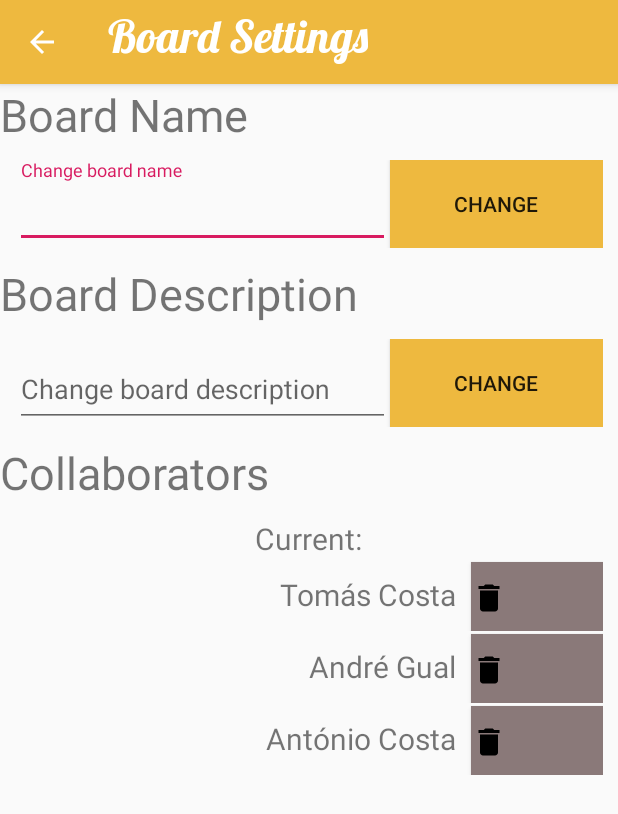
After one commit to TomasCostaK/OrganizeIt, an Android app: the BoardMembers screen opened directly, with no data from a screen before it, on a phone screen of 412 x 824 dp. The commit adds this screen. Shown: the top 814 px of the screen. Run offline under Robolectric (Android 15) with nearby library versions, the phone set to English and light mode, and no system bars.

Commit message:
New board and board settings page

```diff
--- a/app/src/main/AndroidManifest.xml
+++ b/app/src/main/AndroidManifest.xml
@@ -9,16 +9,23 @@
         android:roundIcon="@mipmap/ic_launcher_round"
         android:supportsRtl="true"
         android:theme="@style/AppTheme">
-
-        <activity android:name=".MainActivity"
-            android:label="MainDrawer">>
+        <activity android:name=".BoardMembers"
+            android:label="BoardSettings">>
             <intent-filter>
                 <action android:name="android.intent.action.MAIN" />
 
                 <category android:name="android.intent.category.LAUNCHER" />
             </intent-filter>
         </activity>
+        <activity
+            android:name=".MainActivity"
+            android:label="MainDrawer">
+            <intent-filter>
+                <action android:name="android.intent.action.MAIN" />
 
+                <category android:name="android.intent.category.LAUNCHER" />
+            </intent-filter>
+        </activity>
         <activity
             android:name=".Board"
             android:label="Tasks">
--- a/app/src/main/java/com/example/drawer/Board.java
+++ b/app/src/main/java/com/example/drawer/Board.java
@@ -1,5 +1,6 @@
 package com.example.drawer;
 
+import android.content.Intent;
 import android.os.Bundle;
 import android.support.design.widget.FloatingActionButton;
 import android.support.design.widget.Snackbar;
@@ -50,4 +51,8 @@ public class Board extends AppCompatActivity {
 
     }
 
+    public void btnGoSettings(View view){
+        startActivity(new Intent(this, BoardMembers.class));
+    }
+
 }
--- /dev/null
+++ b/app/src/main/java/com/example/drawer/BoardMembers.java
@@ -0,0 +1,31 @@
+package com.example.drawer;
+
+import android.support.v7.app.AppCompatActivity;
+import android.os.Bundle;
+import android.view.MenuItem;
+
+public class BoardMembers extends AppCompatActivity {
+
+    @Override
+    protected void onCreate(Bundle savedInstanceState) {
+        super.onCreate(savedInstanceState);
+        setContentView(R.layout.activity_board_members);
+
+
+
+        //ACTION BAR
+        getSupportActionBar().setDisplayShowHomeEnabled(true);
+        getSupportActionBar().setDisplayHomeAsUpEnabled(true);
+        getSupportActionBar().setTitle("Board Settings");
+    }
+
+    @Override
+    public boolean onOptionsItemSelected(MenuItem item) {
+        int id = item.getItemId();
+
+        if (id == android.R.id.home) //end the activity
+            this.finish();
+
+        return super.onOptionsItemSelected(item);
+    }
+}
--- /dev/null
+++ b/app/src/main/res/drawable/delete.xml
@@ -0,0 +1,9 @@
+<vector xmlns:android="http://schemas.android.com/apk/res/android"
+        android:width="24dp"
+        android:height="24dp"
+        android:viewportWidth="24.0"
+        android:viewportHeight="24.0">
+    <path
+        android:fillColor="#FF000000"
+        android:pathData="M6,19c0,1.1 0.9,2 2,2h8c1.1,0 2,-0.9 2,-2V7H6v12zM19,4h-3.5l-1,-1h-5l-1,1H5v2h14V4z"/>
+</vector>
--- /dev/null
+++ b/app/src/main/res/layout/activity_board_members.xml
@@ -0,0 +1,174 @@
+<?xml version="1.0" encoding="utf-8"?>
+<LinearLayout xmlns:android="http://schemas.android.com/apk/res/android"
+    xmlns:app="http://schemas.android.com/apk/res-auto"
+    xmlns:tools="http://schemas.android.com/tools"
+    android:layout_width="match_parent"
+    android:orientation="vertical"
+    android:layout_height="match_parent"
+    tools:context=".BoardMembers">
+
+    <TextView
+        android:id="@+id/BoardName"
+        android:layout_width="match_parent"
+        android:layout_height="wrap_content"
+        android:text="Board Name"
+        android:textSize="30dp" />
+
+    <LinearLayout
+        android:layout_width="match_parent"
+        android:layout_height="wrap_content"
+        android:orientation="horizontal"
+        android:padding="10dp">
+
+        <android.support.design.widget.TextInputLayout
+            android:layout_width="250dp"
+            android:layout_height="match_parent"
+            android:layout_toLeftOf="@+id/buttonChange">
+
+            <android.support.design.widget.TextInputEditText
+                android:layout_width="match_parent"
+                android:layout_height="match_parent"
+                android:hint="Change board name" />
+        </android.support.design.widget.TextInputLayout>
+
+        <Button
+            android:id="@+id/buttonChange"
+            android:layout_width="match_parent"
+            android:layout_height="match_parent"
+            android:layout_weight="0"
+            android:background="@color/colorPrimary"
+            android:text="Change"
+            tools:text="Change" />
+
+    </LinearLayout>
+
+    <TextView
+        android:id="@+id/BoardDescription"
+        android:layout_width="match_parent"
+        android:layout_height="wrap_content"
+        android:text="Board Description"
+        android:textSize="30dp" />
+
+    <LinearLayout
+        android:layout_width="match_parent"
+        android:layout_height="wrap_content"
+        android:orientation="horizontal"
+        android:padding="10dp">
+
+        <android.support.design.widget.TextInputLayout
+            android:layout_width="250dp"
+            android:layout_height="match_parent"
+            android:layout_toLeftOf="@+id/buttonDescrip">
+
+            <android.support.design.widget.TextInputEditText
+                android:layout_width="match_parent"
+                android:layout_height="match_parent"
+                android:hint="Change board description" />
+        </android.support.design.widget.TextInputLayout>
+
+        <Button
+            android:id="@+id/buttonDescrip"
+            android:layout_width="match_parent"
+            android:layout_height="match_parent"
+            android:layout_weight="0"
+            android:background="@color/colorPrimary"
+            android:text="Change"
+            tools:text="Change" />
+    </LinearLayout>
+
+    <TextView
+        android:id="@+id/Collaborators"
+        android:layout_width="match_parent"
+        android:layout_height="wrap_content"
+        android:text="Collaborators"
+        android:textSize="30dp" />
+
+
+    <LinearLayout
+        android:layout_width="match_parent"
+        android:layout_height="wrap_content"
+        android:orientation="vertical"
+        android:padding="10dp">
+
+        <LinearLayout
+            android:layout_width="match_parent"
+            android:layout_height="wrap_content"
+            android:orientation="vertical"
+            android:layout_gravity="center">
+
+            <TextView
+                android:layout_width="wrap_content"
+                android:layout_height="wrap_content"
+                android:text="Current:"
+                android:textSize="20dp"
+                android:layout_gravity="center"/>
+
+            <LinearLayout
+                android:layout_width="wrap_content"
+                android:layout_height="wrap_content"
+                android:orientation="horizontal"
+                android:layout_gravity="end">
+                <TextView
+                    android:id="@+id/collab1"
+                    android:layout_width="wrap_content"
+                    android:layout_height="wrap_content"
+                    android:text="Tomás Costa"
+                    android:textSize="20dp"
+                    android:padding="10dp"/>
+
+                <Button
+                    android:id="@+id/deleteButton1"
+                    android:layout_width="wrap_content"
+                    android:layout_height="wrap_content"
+                    android:background="@color/colorPrimaryDark"
+                    android:drawableStart="@drawable/delete"/>
+
+            </LinearLayout>
+
+            <LinearLayout
+                android:layout_width="wrap_content"
+                android:layout_height="wrap_content"
+                android:orientation="horizontal"
+                android:layout_gravity="end">
+                <TextView
+                    android:id="@+id/collab2"
+                    android:layout_width="wrap_content"
+                    android:layout_height="wrap_content"
+                    android:text="André Gual"
+                    android:textSize="20dp"
+                    android:padding="10dp"/>
+
+                <Button
+                    android:id="@+id/deleteButton2"
+                    android:layout_width="wrap_content"
+                    android:layout_height="wrap_content"
+                    android:background="@color/colorPrimaryDark"
+                    android:drawableStart="@drawable/delete"/>
+
+            </LinearLayout>
+
+            <LinearLayout
+                android:layout_width="wrap_content"
+                android:layout_height="wrap_content"
+                android:orientation="horizontal"
+                android:layout_gravity="end">
+                <TextView
+                    android:id="@+id/collab3"
+                    android:layout_width="wrap_content"
+                    android:layout_height="wrap_content"
+                    android:text="António Costa"
+                    android:textSize="20dp"
+                    android:padding="10dp"/>
+
+                <Button
+                    android:id="@+id/deleteButton3"
+                    android:layout_width="wrap_content"
+                    android:layout_height="wrap_content"
+                    android:background="@color/colorPrimaryDark"
+                    android:drawableStart="@drawable/delete"/>
+
+            </LinearLayout>
+
+        </LinearLayout>
+    </LinearLayout>
+</LinearLayout>
--- a/app/src/main/res/menu/drawertasks.xml
+++ b/app/src/main/res/menu/drawertasks.xml
@@ -1,8 +1,8 @@
 <?xml version="1.0" encoding="utf-8"?>
 <menu xmlns:android="http://schemas.android.com/apk/res/android">
-    <item android:id="@+id/Members" android:title="Members" android:icon="@drawable/ic_backup_black_24dp"></item>
+    <item android:id="@+id/Members" android:title="Members" android:icon="@drawable/ic_backup_black_24dp" android:onClick="btnGoSettings"></item>
     <item android:id="@+id/background" android:title="Background" android:icon="@drawable/ic_backup_black_24dp"></item>
-    <item android:id="@+id/changeName" android:title="Change Name" android:icon="@drawable/ic_backup_black_24dp"></item>
+    <item android:id="@+id/changeName" android:title="Change Name" android:icon="@drawable/ic_backup_black_24dp" android:onClick="btnGoSettings"></item>
     <item android:id="@+id/unfavourite" android:title="Unfavourite" android:icon="@drawable/ic_backup_black_24dp"></item>
     <item android:id="@+id/share" android:title="Share" android:icon="@drawable/ic_backup_black_24dp"></item>
     <item android:id="@+id/delete" android:title="Delete" android:icon="@drawable/ic_backup_black_24dp"></item>
--- a/app/src/main/res/values/styles.xml
+++ b/app/src/main/res/values/styles.xml
@@ -20,6 +20,12 @@
         <item name="windowNoTitle">true</item>
     </style>
 
+    <style name="Divider">
+        <item name="android:layout_width">match_parent</item>
+        <item name="android:layout_height">1dp</item>
+        <item name="android:background">?android:attr/listDivider</item>
+    </style>
+
     <style name="AppTheme.AppBarOverlay" parent="ThemeOverlay.AppCompat.Dark.ActionBar" />
 
     <style name="AppTheme.PopupOverlay" parent="ThemeOverlay.AppCompat.Light" />
```
